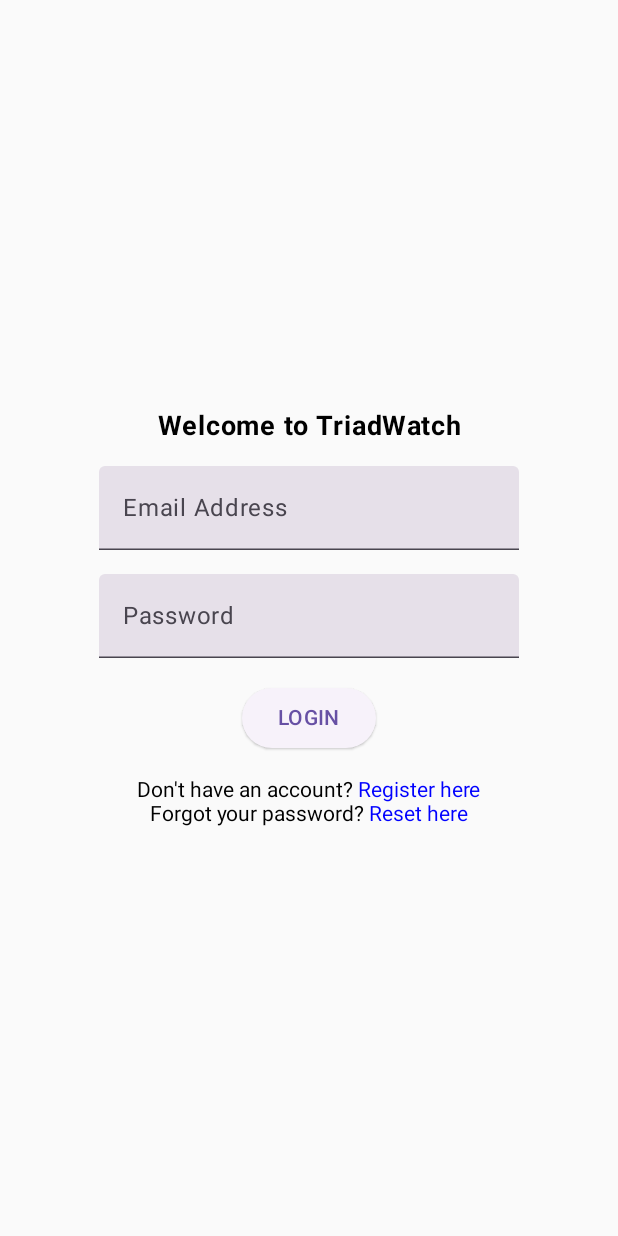
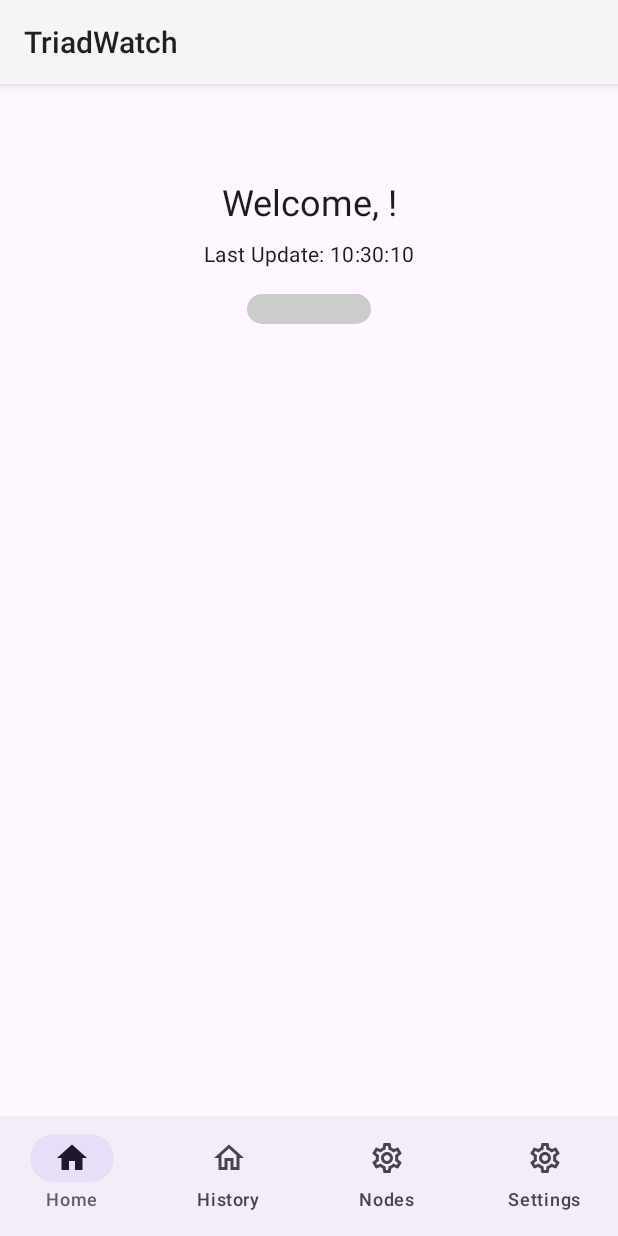
Before and after one commit to arnold7800x3d/CNS-Final-Year-Project-CIA-Triad-IoT-Security-and-TriadWatch, an Android app built with Jetpack Compose: the screen it shows after launch once a user with an empty profile is signed in (LoginActivity before the commit, HomeActivity after it), on a phone screen of 412 x 824 dp. Run offline under Robolectric (Android 15) with nearby library versions, the phone set to English and light mode, and no system bars; our stand-ins replace Firebase (no records; nobody signed in at launch, a user with empty details on screens opened directly).

Commit message:
Added HomeActivity UI

```diff
--- a/MobileApp/TriadWatch/app/build.gradle.kts
+++ b/MobileApp/TriadWatch/app/build.gradle.kts
@@ -73,4 +73,7 @@ dependencies {
     // https://firebase.google.com/docs/android/setup#available-libraries
     implementation("com.google.firebase:firebase-auth")
     implementation("com.google.firebase:firebase-firestore")
+
+    // navigation compose dependency
+    implementation("androidx.navigation:navigation-compose:2.9.0-alpha01")
 }
--- /dev/null
+++ b/MobileApp/TriadWatch/app/src/main/java/com/cnsprojectii/triadwatch/ui/activities/HomeActivity.kt
@@ -0,0 +1,242 @@
+package com.cnsprojectii.triadwatch.ui.activities
+
+import android.content.Intent
+import android.os.Bundle
+import androidx.activity.compose.setContent
+import androidx.activity.enableEdgeToEdge
+import androidx.appcompat.app.AppCompatActivity
+import androidx.compose.foundation.background
+import androidx.compose.foundation.layout.Arrangement
+import androidx.compose.foundation.layout.Box
+import androidx.compose.foundation.layout.Column
+import androidx.compose.foundation.layout.Spacer
+import androidx.compose.foundation.layout.fillMaxSize
+import androidx.compose.foundation.layout.fillMaxWidth
+import androidx.compose.foundation.layout.height
+import androidx.compose.foundation.layout.padding
+import androidx.compose.foundation.shape.RoundedCornerShape
+import androidx.compose.material3.Icon
+import androidx.compose.material3.MaterialTheme
+import androidx.compose.material3.NavigationBar
+import androidx.compose.material3.NavigationBarDefaults
+import androidx.compose.material3.NavigationBarItem
+import androidx.compose.material3.NavigationBarItemDefaults
+import androidx.compose.material3.Scaffold
+import androidx.compose.material3.Text
+import androidx.compose.runtime.Composable
+import androidx.compose.runtime.getValue
+import androidx.compose.runtime.mutableStateOf
+import androidx.compose.runtime.remember
+import androidx.compose.runtime.setValue
+import androidx.compose.ui.Alignment
+import androidx.compose.ui.Modifier
+import androidx.compose.ui.draw.clip
+import androidx.compose.ui.graphics.Color
+import androidx.compose.ui.text.style.TextAlign
+import androidx.compose.ui.unit.dp
+import androidx.navigation.NavController
+import androidx.navigation.NavDestination.Companion.hierarchy
+import androidx.navigation.NavGraph.Companion.findStartDestination
+import androidx.navigation.NavHostController
+import androidx.navigation.compose.NavHost
+import androidx.navigation.compose.composable
+import androidx.navigation.compose.currentBackStackEntryAsState
+import androidx.navigation.compose.rememberNavController
+import com.cnsprojectii.triadwatch.ui.navigation.Screen
+import com.cnsprojectii.triadwatch.ui.navigation.bottomBarScreens
+import com.google.firebase.auth.FirebaseAuth
+import com.google.firebase.auth.FirebaseUser
+import java.text.SimpleDateFormat
+import java.util.Locale
+
+class HomeActivity : AppCompatActivity() {
+
+    private lateinit var auth: FirebaseAuth
+    private var currentUser: FirebaseUser? = null
+
+    override fun onCreate(savedInstanceState: Bundle?) {
+        super.onCreate(savedInstanceState)
+        auth = FirebaseAuth.getInstance()
+        currentUser = auth.currentUser
+
+        // if user is null somehow then go back to the LoginActivity
+        if (currentUser == null) {
+            val intent = Intent(this, LoginActivity::class.java)
+            startActivity(intent)
+            finish()
+            return // if no user then don't proceed with setContent
+        }
+        enableEdgeToEdge()
+        setContent{
+            MainApplicationScreen(loggedInUser = currentUser) // UI for the HomeActivity
+        }
+    }
+}
+
+@Composable
+fun BottomNavigationBar(
+    navController: NavController,
+    modifier: Modifier = Modifier
+) {
+    val navBackStackEntry by navController.currentBackStackEntryAsState()
+    val currentDestination = navBackStackEntry?.destination
+
+    // Only show the bottom bar if the current destination is one of the bottom bar screens
+    // This is useful if you have other screens in your NavHost that shouldn't show the bottom bar
+    val bottomBarDestination = bottomBarScreens.any { it.route == currentDestination?.route }
+
+    if (bottomBarDestination) {
+        NavigationBar(
+            modifier = modifier,
+            windowInsets = NavigationBarDefaults.windowInsets // Handles insets for edge-to-edge
+            // You can customize containerColor, contentColor etc. here if needed
+            // E.g., containerColor = MaterialTheme.colorScheme.surfaceVariant
+        ) {
+            bottomBarScreens.forEach { screen ->
+                val selected = currentDestination?.hierarchy?.any { it.route == screen.route } == true
+                NavigationBarItem(
+                    selected = selected,
+                    onClick = {
+                        navController.navigate(screen.route) {
+                            // Pop up to the start destination of the graph to
+                            // avoid building up a large stack of destinations
+                            // on the back stack as users select items
+                            popUpTo(navController.graph.findStartDestination().id) {
+                                saveState = true
+                            }
+                            // Avoid multiple copies of the same destination when
+                            // reselecting the same item
+                            launchSingleTop = true
+                            // Restore state when reselecting a previously selected item
+                            restoreState = true
+                        }
+                    },
+                    icon = {
+                        Icon(
+                            imageVector = if (selected) screen.selectedIcon else screen.unselectedIcon,
+                            contentDescription = screen.title
+                        )
+                    },
+                    label = { Text(screen.title) },
+                    alwaysShowLabel = true, // Or false to only show label for selected item
+                    colors = NavigationBarItemDefaults.colors(
+                        // Optional: Customize colors if MaterialTheme defaults aren't what you want
+                        // selectedIconColor = MaterialTheme.colorScheme.onSecondaryContainer,
+                        // selectedTextColor = MaterialTheme.colorScheme.onSecondaryContainer,
+                        // indicatorColor = MaterialTheme.colorScheme.secondaryContainer,
+                        // unselectedIconColor = MaterialTheme.colorScheme.onSurfaceVariant,
+                        // unselectedTextColor = MaterialTheme.colorScheme.onSurfaceVariant
+                    )
+                )
+            }
+        }
+    }
+}
+@Composable
+fun MainApplicationScreen(loggedInUser: FirebaseUser?) { // pass the FirebaseUser to the MainApplicationScreen
+    val navController = rememberNavController()
+    Scaffold(
+        bottomBar = {
+            BottomNavigationBar(navController = navController)
+        }
+    ) { innerPadding ->
+        // hosting the various screen destination composable functions
+        ApplicationNavHost(
+            navController = navController,
+            modifier = Modifier.padding(innerPadding),
+            loggedInUser = loggedInUser // pass the FirebaseUser to the ApplicationNavHost
+        )
+    }
+}
+
+@Composable
+fun ApplicationNavHost(
+    navController: NavHostController,
+    modifier: Modifier = Modifier,
+    loggedInUser: FirebaseUser? // pass the FirebaseUser
+) {
+    NavHost(
+        navController = navController,
+        startDestination = Screen.Home.route, // default screen on start
+        modifier = modifier
+    ) {
+        composable(Screen.Home.route) { HomeScreenContent(userEmail = loggedInUser?.email) }
+        composable(Screen.History.route) { HistoryScreenContent() }
+        composable(Screen.Nodes.route) { NodesScreenContent() }
+        composable(Screen.Settings.route) { SettingsScreenContent() }
+    }
+}
+
+// UI for the Home Screen
+@Composable
+fun HomeScreenContent(userEmail: String?) { // pass the userEmail
+    var lastUpdateTime by remember { mutableStateOf(System.currentTimeMillis()) } // template timestamp
+
+    Column(
+        modifier = Modifier
+            .fillMaxSize()
+            .padding(top = 64.dp),
+        horizontalAlignment = Alignment.CenterHorizontally,
+        verticalArrangement = Arrangement.Top
+    ) {
+        val displayEmail = userEmail ?: "Guest User" // defaults to Guest User if email is null
+
+        Text(
+            text = "Welcome, $displayEmail!",
+            style = MaterialTheme.typography.headlineSmall,
+            textAlign = TextAlign.Center,
+            modifier = Modifier.fillMaxWidth()
+        )
+
+        Spacer(modifier = Modifier.height(8.dp))
+
+        Text(
+            text = "Last Update: ${formatTimestamp(lastUpdateTime)}",
+            style = MaterialTheme.typography.bodyMedium,
+            textAlign = TextAlign.Center,
+            modifier = Modifier.fillMaxWidth()
+        )
+
+        Spacer(modifier = Modifier.height(16.dp))
+
+        // bar
+        Box(
+            modifier = Modifier
+                .fillMaxWidth(0.2f) // 50% of the screen's width
+                .height(20.dp) // thickness of the bar
+                .clip(RoundedCornerShape(10.dp)) // rounded bar corners
+                .background(Color.LightGray) // color of the bar
+        )
+    }
+}
+
+// function to format the timestamp for last sensor update
+@Composable
+private fun formatTimestamp(timestamp: Long): String {
+    val simpleDateFormat = remember { SimpleDateFormat("HH:mm:ss", Locale.getDefault()) }
+    return simpleDateFormat.format(timestamp)
+}
+
+// UI for the History screen
+@Composable
+fun HistoryScreenContent() {
+    Box(modifier = Modifier.fillMaxSize(), contentAlignment = Alignment.Center) {
+        Text("History Screen")
+    }
+}
+
+// UI for the Nodes screen
+@Composable
+fun NodesScreenContent() {
+    Box(modifier = Modifier.fillMaxSize(), contentAlignment = Alignment.Center) {
+        Text("Nodes Screen")
+    }
+}
+
+// UI for the Settings screen
+@Composable
+fun SettingsScreenContent() {
+    Box(modifier = Modifier.fillMaxSize(), contentAlignment = Alignment.Center) {
+        Text("Settings Screen")
+    }
+}
--- a/MobileApp/TriadWatch/app/src/main/java/com/cnsprojectii/triadwatch/ui/activities/LoginActivity.kt
+++ b/MobileApp/TriadWatch/app/src/main/java/com/cnsprojectii/triadwatch/ui/activities/LoginActivity.kt
@@ -1,6 +1,7 @@
 package com.cnsprojectii.triadwatch.ui.activities
 
 import android.content.ContentValues.TAG
+import android.content.Intent // Import Intent
 import android.os.Bundle
 import android.util.Log
 import android.widget.Toast
@@ -25,6 +26,7 @@ import androidx.compose.runtime.setValue
 import androidx.compose.ui.Alignment
 import androidx.compose.ui.Modifier
 import androidx.compose.ui.graphics.Color
+import androidx.compose.ui.platform.LocalContext
 import androidx.compose.ui.text.SpanStyle
 import androidx.compose.ui.text.TextStyle
 import androidx.compose.ui.text.buildAnnotatedString
@@ -35,6 +37,8 @@ import androidx.compose.ui.text.style.TextAlign
 import androidx.compose.ui.text.withStyle
 import androidx.compose.ui.unit.dp
 import androidx.compose.ui.unit.sp
+// Import your HomeActivity
+import com.cnsprojectii.triadwatch.ui.activities.HomeActivity // Adjust if your package is different
 import com.google.firebase.Firebase
 import com.google.firebase.auth.FirebaseAuth
 import com.google.firebase.auth.FirebaseUser
@@ -42,71 +46,76 @@ import com.google.firebase.auth.auth
 
 class LoginActivity : ComponentActivity() {
 
-    // object
     private lateinit var auth: FirebaseAuth
 
     override fun onCreate(savedInstanceState: Bundle?) {
         super.onCreate(savedInstanceState)
         enableEdgeToEdge()
-
-        // initialize Firebase Auth
         auth = Firebase.auth
 
         setContent {
-            // loginExistingUser function as a lambda
-            LoginForm(onRegister = { email, password ->
+            // Renamed onRegister to onLogin for clarity
+            LoginForm(onLogin = { email, password ->
                 loginExistingUser(email, password)
             })
         }
-
-    }
-
-    // login a user
-    private fun loginExistingUser(email: String, password: String) {
-        auth.signInWithEmailAndPassword(email, password)
-            .addOnCompleteListener(this) { task ->
-                if (task.isSuccessful) {
-                    // Sign in success, update UI with the signed-in user's information
-                    Log.d(TAG, "signInWithEmail:success")
-                    val user = auth.currentUser
-                    updateUI(user)
-                } else {
-                    // If sign in fails, display a message to the user.
-                    Log.w(TAG, "signInWithEmail:failure", task.exception)
-                    Toast.makeText(
-                        baseContext, "Authentication failed.",
-                        Toast.LENGTH_SHORT,
-                    ).show()
-                    updateUI(null)
-                }
-            }
-    }
-
-    // update UI logic
-    private fun updateUI(user: FirebaseUser?) {
-        if (user != null) {
-            // navigate to home activity
-            Log.d(TAG, "User is signed in ${user.email}")
-        } else {
-            // update UI for logged-out state
-            Log.d(TAG, "User is signed out")
-        }
-    }
-    // reload logic
-    private fun reload() {
-        Log.d(TAG, "Reloading user state")
-        // call updateUI function
-        updateUI(auth.currentUser)
     }
 
     public override fun onStart() {
         super.onStart()
         // Check if user is signed in (non-null) and update UI accordingly.
         val currentUser = auth.currentUser
-        if(currentUser != null){
-            reload();
+        if (currentUser != null) {
+            // If user is already logged in, navigate to HomeActivity and finish LoginActivity
+            Log.d(TAG, "User '${currentUser.email}' already signed in. Navigating to HomeActivity.")
+            navigateToHomeActivity()
+        } else {
+            Log.d(TAG, "No user signed in. Login form will be shown.")
         }
     }
+
+    private fun loginExistingUser(email: String, password: String) {
+        auth.signInWithEmailAndPassword(email, password)
+            .addOnCompleteListener(this) { task ->
+                if (task.isSuccessful) {
+                    Log.d(TAG, "signInWithEmail:success")
+                    // auth.currentUser will be the successfully signed-in user
+                    updateUI(auth.currentUser)
+                } else {
+                    Log.w(TAG, "signInWithEmail:failure", task.exception)
+                    Toast.makeText(
+                        baseContext, "Authentication failed: ${task.exception?.message}",
+                        Toast.LENGTH_LONG, // Longer for more detailed error
+                    ).show()
+                    updateUI(null) // Indicate failure, stay on login
+                }
+            }
+    }
+
+    private fun updateUI(user: FirebaseUser?) {
+        if (user != null) {
+            // Login was successful or user was already logged in (from onStart)
+            Log.d(TAG, "User '${user.email}' signed in successfully. Navigating to HomeActivity.")
+            navigateToHomeActivity()
+        } else {
+            // Login failed or user explicitly signed out.
+            // Stay on LoginActivity. UI is already showing the login form.
+            Log.d(TAG, "updateUI: User is null. Staying on Login screen.")
+            // You could clear password fields here if desired by managing state in LoginForm
+        }
+    }
+
+    private fun navigateToHomeActivity() {
+        val intent = Intent(this, HomeActivity::class.java)
+        startActivity(intent)
+        finish() // Finish LoginActivity so user can't navigate back to it
+    }
+
+    // reload() function is less critical if onStart and updateUI handle navigation directly
+    // private fun reload() {
+    //    Log.d(TAG, "Reloading user state")
+    //    updateUI(auth.currentUser)
+    // }
 }
 
 @Composable
@@ -122,62 +131,69 @@ fun LoginWelcomeText() {
     )
 }
 
-// Email input
 @Composable
 fun LoginEmailInput(email: String, onEmailChange: (String) -> Unit) {
     TextField(
         value = email,
         onValueChange = onEmailChange,
-        label = { Text("Email Address")}
+        label = { Text("Email Address") }
     )
 }
 
-// Password Input
 @Composable
 fun LoginPasswordInput(password: String, onPasswordChange: (String) -> Unit) {
     TextField(
         value = password,
         onValueChange = onPasswordChange,
-        label = { Text("Password")},
+        label = { Text("Password") },
         visualTransformation = PasswordVisualTransformation(),
         keyboardOptions = KeyboardOptions(keyboardType = KeyboardType.Password)
     )
 }
 
-// Registration Button
+// Renamed onRegisterClick to onLoginClick for clarity
 @Composable
-fun LoginButton(onRegisterClick: () -> Unit) {
-    ElevatedButton(onClick = onRegisterClick) {
+fun LoginButton(onLoginClick: () -> Unit) {
+    ElevatedButton(onClick = onLoginClick) {
         Text("LOGIN")
     }
 }
 
-// Login and reset links
+// In RegisterAndResetLinks, consider making texts clickable to navigate
 @Composable
 fun RegisterAndResetLinks() {
+    val context = LocalContext.current
     Column(
         horizontalAlignment = Alignment.CenterHorizontally
     ) {
         Text(buildAnnotatedString {
             append("Don't have an account? ")
-            withStyle(SpanStyle(color = Color.Blue)) {
+            withStyle(SpanStyle(color = Color.Blue)) { // Consider using MaterialTheme.colorScheme.primary
                 append("Register here")
+                // TODO: Add click handler:
+                // pushStringAnnotation("NAV_REGISTER", "NAV_REGISTER")
+                // addStyle(SpanStyle(textDecoration = TextDecoration.Underline), annotationStart, annotationEnd)
             }
-        })
+        }
+            // TODO: Add Modifier.clickable { annotatedString.getStringAnnotations("NAV_REGISTER", ...).firstOrNull()?.let { navigate to RegisterActivity } }
+        )
 
         Text(buildAnnotatedString {
             append("Forgot your password? ")
-            withStyle(SpanStyle(color = Color.Blue)) {
+            withStyle(SpanStyle(color = Color.Blue)) { // Consider using MaterialTheme.colorScheme.primary
                 append("Reset here")
+                // TODO: Add click handler for password reset flow
             }
         })
     }
 }
 
+// Renamed onRegister to onLogin for clarity
 @Composable
-fun LoginForm(onRegister: (String, String) -> Unit) {
+fun LoginForm(onLogin: (String, String) -> Unit) {
     var email by rememberSaveable { mutableStateOf("") }
     var password by rememberSaveable { mutableStateOf("") }
+    val context = LocalContext.current
 
     Column(
         modifier = Modifier
@@ -192,11 +208,12 @@ fun LoginForm(onRegister: (String, String) -> Unit) {
         Spacer(modifier = Modifier.height(16.dp))
         LoginPasswordInput(password = password, onPasswordChange = { password = it })
         Spacer(modifier = Modifier.height(16.dp))
-        LoginButton(onRegisterClick = {
+        LoginButton(onLoginClick = { // Changed from onRegisterClick
             if (email.isNotBlank() && password.isNotBlank()) {
-                onRegister(email, password)
+                onLogin(email, password)
             } else {
                 Log.w(TAG, "Email or password is blank")
+                Toast.makeText(context, "Email and password cannot be blank.", Toast.LENGTH_SHORT).show()
             }
         })
         Spacer(modifier = Modifier.height(16.dp))
--- a/MobileApp/TriadWatch/app/src/main/java/com/cnsprojectii/triadwatch/ui/activities/RegisterActivity.kt
+++ b/MobileApp/TriadWatch/app/src/main/java/com/cnsprojectii/triadwatch/ui/activities/RegisterActivity.kt
@@ -68,7 +68,7 @@ class RegisterActivity : ComponentActivity() {
                 if (task.isSuccessful) {
                     // Sign in success, update UI with the signed-in user's information
                     Log.d(TAG, "createUserWithEmail:success")
-                    updateUI(auth.currentUser) // pass the user to updateUI
+                    updateUI(true, auth.currentUser) // pass the user to updateUI
                 } else {
                     // If sign in fails, display a message to the user
                     Log.w(TAG, "createUserWithEmail:failure", task.exception)
@@ -76,14 +76,14 @@ class RegisterActivity : ComponentActivity() {
                         baseContext, "Registration failed: ${task.exception?.message}",
                         Toast.LENGTH_LONG,
                     ).show()
-                    updateUI(null)
+                    updateUI(false, null)
                 }
             }
     }
 
     // update UI logic
-    private fun updateUI(user: FirebaseUser?) {
-        if (user != null) {
+    private fun updateUI(registrationTaskSuccessful: Boolean, user: FirebaseUser?) {
+        if (registrationTaskSuccessful && user != null) {
             // successful registration
             Log.d(TAG, "User registered successfully: ${user.email}")
             Toast.makeText(
@@ -91,22 +91,28 @@ class RegisterActivity : ComponentActivity() {
                 Toast.LENGTH_LONG,
             ).show()
 
-            // navigate to LoginActivity
-            val intent = Intent(this, LoginActivity::class.java)
-            intent.flags = Intent.FLAG_ACTIVITY_NEW_TASK or Intent.FLAG_ACTIVITY_CLEAR_TASK
-            startActivity(intent)
-        } else {
+            navigateToLogin() // navigate to LoginActivity
+        } else if (!registrationTaskSuccessful) {
             // update UI for logged-out state
-            Log.d(TAG, "User is signed out")
+            Log.d(TAG, "Registration failed or user is null after attempt")
         }
     }
 
+    // Navigation to LoginActivity
+    private fun navigateToLogin() {
+        val intent = Intent(this, LoginActivity::class.java)
+        // clear the task and begin a new one for LoginActivity
+        intent.flags = Intent.FLAG_ACTIVITY_NEW_TASK or Intent.FLAG_ACTIVITY_CLEAR_TASK
+        startActivity(intent)
+        finish() // Finish RegisterActivity
+    }
+
     // reload logic
-    private fun reload() {
-        Log.d(TAG, "Reloading user state")
-        // call updateUI function
-        updateUI(auth.currentUser)
-    }
+//    private fun reload() {
+//        Log.d(TAG, "Reloading user state")
+//        // call updateUI function
+//        updateUI(auth.currentUser)
+//    }
 
     // check to see if user is logged in
     public override fun onStart() {
@@ -114,7 +120,8 @@ class RegisterActivity : ComponentActivity() {
         // check if user is signed in (non-null) and update UI accordingly
         val currentUser = auth.currentUser
         if (currentUser != null) {
-            reload()
+            Log.d(TAG, "User '${currentUser.email}' already signed in. Navigating to LoginActivity.")
+            navigateToLogin()
         }
     }
 }
--- /dev/null
+++ b/MobileApp/TriadWatch/app/src/main/java/com/cnsprojectii/triadwatch/ui/navigation/NavigationItems.kt
@@ -0,0 +1,28 @@
+package com.cnsprojectii.triadwatch.ui.navigation
+
+import androidx.compose.material.icons.Icons
+import androidx.compose.material.icons.filled.Home
+import androidx.compose.material.icons.filled.Settings
+import androidx.compose.material.icons.outlined.Home
+import androidx.compose.material.icons.outlined.Settings
+import androidx.compose.ui.graphics.vector.ImageVector
+
+sealed class Screen(
+    val route: String,
+    val title: String,
+    val selectedIcon: ImageVector,
+    val unselectedIcon: ImageVector
+) {
+    object Home : Screen("home", "Home", Icons.Filled.Home, Icons.Outlined.Home)
+    object History: Screen("history", "History", Icons.Filled.Home, Icons.Outlined.Home)
+    object Nodes: Screen("nodes", "Nodes", Icons.Filled.Settings, Icons.Outlined.Settings)
+    object Settings: Screen("settings", "Settings", Icons.Filled.Settings, Icons.Outlined.Settings)
+}
+
+// list of bottom bar screens
+val bottomBarScreens = listOf(
+    Screen.Home,
+    Screen.History,
+    Screen.Nodes,
+    Screen.Settings
+)
--- a/MobileApp/TriadWatch/app/src/main/res/values/strings.xml
+++ b/MobileApp/TriadWatch/app/src/main/res/values/strings.xml
@@ -1,3 +1,5 @@
 <resources>
     <string name="app_name">TriadWatch</string>
+    <!-- TODO: Remove or change this placeholder text -->
+    <string name="hello_blank_fragment">Hello blank fragment</string>
 </resources>
```
Also changed, not shown: MobileApp/TriadWatch/app/src/main/AndroidManifest.xml (+7 -3 lines).
